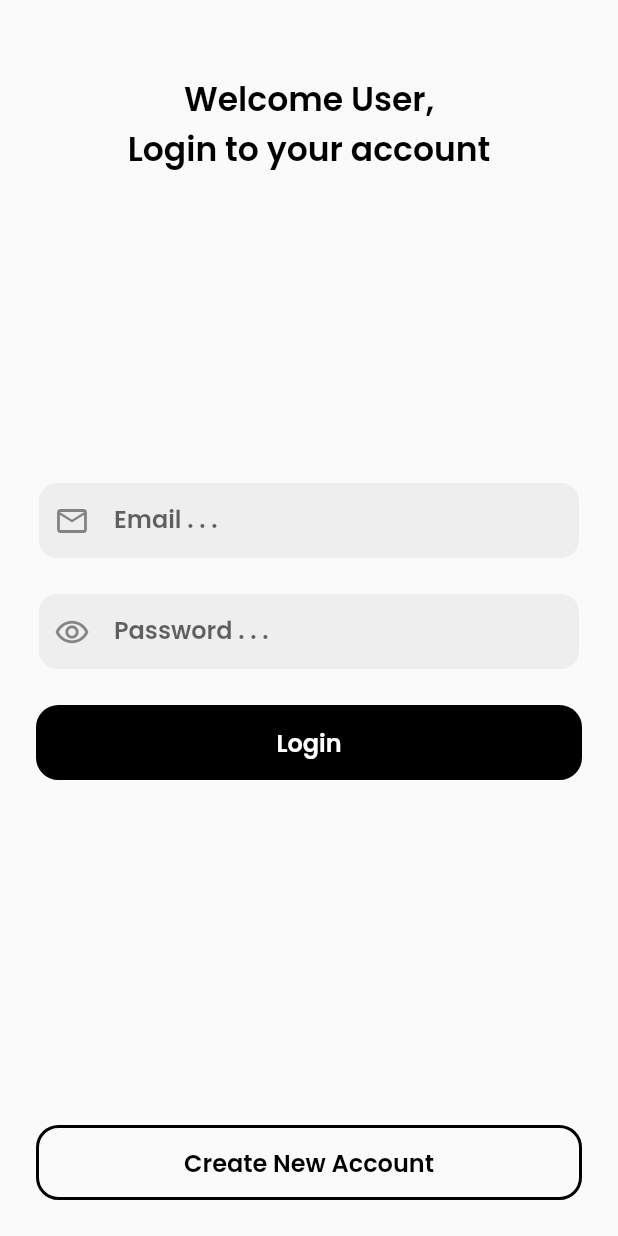
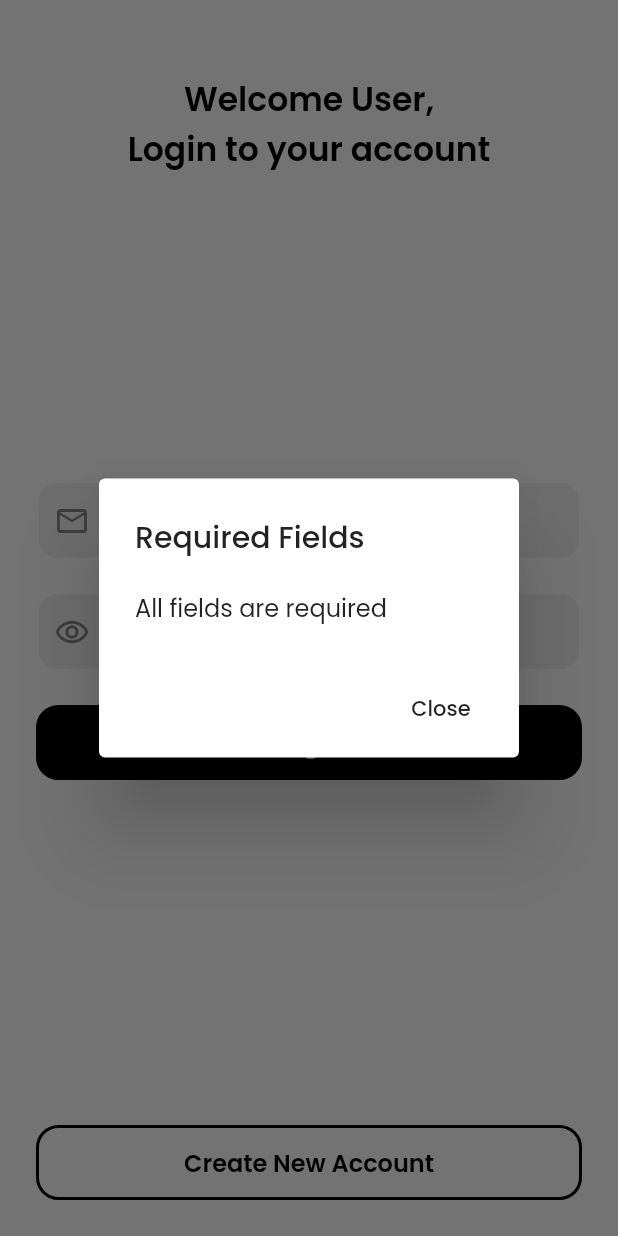
Before and after one commit to AhmedAbdEllatiif/e_commerce, a Flutter app: the screen it shows after launch, after a tap on "Login", on a phone screen of 412 x 824 dp. Run offline on Flutter 3.47's test engine with Material 2 defaults, Android fonts, the phone set to English and light mode, and no system bars; our stand-ins replace firebase_auth, firebase_core, google_fonts; accounts and stored records are empty.

```diff
--- a/lib/main.dart
+++ b/lib/main.dart
@@ -16,7 +16,8 @@ class MyApp extends StatelessWidget {
         theme: ThemeData(
             textTheme: GoogleFonts.poppinsTextTheme(
               Theme.of(context).textTheme,
-            )
+            ),
+            accentColor: Color(0xFFFF1E00)
         ),
       home: LandingPage()
     );
--- a/lib/screens/login_screen.dart
+++ b/lib/screens/login_screen.dart
@@ -1,5 +1,8 @@
 import 'package:e_commerce/screens/regeister_screen.dart';
-import 'package:e_commerce/widgets.dart';
+
+import 'package:e_commerce/widgets/custom_button.dart';
+import 'package:e_commerce/widgets/custom_input_field.dart';
+import 'package:e_commerce/widgets/custom_scroll_behavior.dart';
 import 'package:flutter/cupertino.dart';
 import 'package:flutter/material.dart';
 import 'package:firebase_auth/firebase_auth.dart';
@@ -12,13 +15,12 @@ class LoginPage extends StatefulWidget {
 }
 
 class _LoginPageState extends State<LoginPage> {
-
-
-
   String _loginEmail = "";
   String _loginPassword = "";
   FocusNode passwordFocusNode;
   bool showPassword = true;
+  bool isLoading = false;
+
   @override
   void initState() {
     passwordFocusNode = FocusNode();
@@ -31,7 +33,77 @@ class _LoginPageState extends State<LoginPage> {
     super.dispose();
   }
 
+  bool checkFields() {
+    return _loginEmail.trim() == "" || _loginPassword.trim() == "";
+  }
 
+  Future<bool> loginUser() async {
+    try {
+      UserCredential userCredential = await FirebaseAuth.instance
+          .signInWithEmailAndPassword(
+              email: _loginEmail, password: _loginPassword);
+
+      if (userCredential != null) {
+        return true;
+      }
+    } on FirebaseAuthException catch (e) {
+      if (e.code == 'user-not-found') {
+        print('No user found for that email.');
+        showAlertDialog(
+            title: 'Wrong e-mail', content: 'No user found for that email.');
+      } else if (e.code == 'wrong-password') {
+        print('Wrong password provided for that user.');
+        showAlertDialog(
+            title: 'Wrong Password',
+            content: 'Wrong password provided for that user.');
+      }
+    }
+    return false;
+  }
+
+  Future<void> showAlertDialog({String title, String content}) async {
+    return showDialog(
+      context: context,
+      //barrierDismissible: false, //To make Dismissible
+      builder: (context) {
+        return Container(
+          alignment: Alignment.center,
+          child: AlertDialog(
+            title: Text(title ?? "Error"),
+            content: Container(
+              child: Text(content ?? "Error has happened"),
+            ),
+            actions: [
+              FlatButton(
+                  onPressed: () {
+                    setState(() {
+                      isLoading = false;
+                    });
+                    Navigator.pop(context);
+                  },
+                  child: Text("Close"))
+            ],
+          ),
+        );
+      },
+    );
+  }
+
+  void submitLogin() async {
+    setState(() {
+      isLoading = true;
+    });
+
+    bool isLoggedIn = await loginUser();
+
+    isLoggedIn
+        ? setState(() {
+            isLoading = false;
+          })
+        : setState(() {
+            isLoading = false;
+          });
+  }
 
   Widget build(BuildContext context) {
     return Scaffold(
@@ -62,36 +134,34 @@ class _LoginPageState extends State<LoginPage> {
                       ],
                     ),
                   ),
-
-
-
-                  Column(// Login
+                  Column(
+                    // Login
                     children: [
                       CustomInputField(
-                          hint: 'Email . . .',
-                        onChanged: (value){
-                          _loginEmail = value;
+                        hint: 'Email . . .',
+                        onChanged: (value) {
+                          _loginEmail = value.trim();
                         },
-                        onSubmitted: (value){
+                        onSubmitted: (value) {
                           _loginPassword = value;
                           passwordFocusNode.requestFocus();
                         },
                         inputAction: TextInputAction.next,
                         inputType: TextInputType.emailAddress,
-
                       ),
                       CustomInputField(
-                          hint: 'Password . . .',
+                        hint: 'Password . . .',
                         isPasswordInput: true,
-                        onChanged: (value){
+                        onChanged: (value) {
                           _loginPassword = value;
                         },
-                        onSubmitted: (value){
-                          _loginPassword = value;
+                        onSubmitted: (value) {
+                          _loginPassword = value.trim();
+                          submitLogin();
                         },
                         focusNode: passwordFocusNode,
-                          isShowPassword: showPassword,
-                        onShowPassword: (){
+                        isShowPassword: showPassword,
+                        onShowPassword: () {
                           setState(() {
                             showPassword = !showPassword;
                           });
@@ -102,20 +172,24 @@ class _LoginPageState extends State<LoginPage> {
                         backgroundColor: Colors.black,
                         textColor: Colors.white,
                         borderColor: Colors.black,
-                        onClicked: (){
-                          print("Login Clicked");
+                        isLoading: isLoading,
+                        onClicked: () {
+                          checkFields()
+                              ? showAlertDialog(
+                                  title: 'Required Fields',
+                                  content: 'All fields are required')
+                              : submitLogin();
                         },
                       ),
                     ],
                   ),
-
-
                   CustomButton(
                     text: "Create New Account",
-                    onClicked: (){
-                      Navigator.push(context,
-                          MaterialPageRoute(builder: (context) => RegisterPage())
-                      );
+                    onClicked: () {
+                      Navigator.push(
+                          context,
+                          MaterialPageRoute(
+                              builder: (context) => RegisterPage()));
                       print("Button Clicked");
                     },
                   ),
@@ -128,10 +202,7 @@ class _LoginPageState extends State<LoginPage> {
     );
   }
 
-
-
-
-  /*@override
+/*@override
   Widget build(BuildContext context) {
     return Scaffold(
       body: SafeArea(
--- a/lib/screens/regeister_screen.dart
+++ b/lib/screens/regeister_screen.dart
@@ -1,9 +1,12 @@
+import 'package:e_commerce/widgets/custom_button.dart';
+import 'package:e_commerce/widgets/custom_input_field.dart';
+import 'package:e_commerce/widgets/custom_scroll_behavior.dart';
 import 'package:firebase_auth/firebase_auth.dart';
 import 'package:flutter/cupertino.dart';
 import 'package:flutter/material.dart';
 
 import '../appUtils.dart';
-import '../widgets.dart';
+
 
 class RegisterPage extends StatefulWidget {
   @override
@@ -91,9 +94,6 @@ bool showPassword = true;
       isLoading = false;
 
     });
-
-
-
   }
 
  @override
@@ -178,7 +178,10 @@ bool showPassword = true;
                        borderColor: Colors.black,
                        isLoading: isLoading,
                        onClicked: () {
-                         checkFields() ? showAlertDialog() : submitNewUser();
+                         checkFields() ? showAlertDialog(
+                           title: 'Required Fields',
+                           content: 'All fields are required'
+                         ) : submitNewUser();
                        },
                      ),
                    ],
--- a/lib/widgets.dart
+++ /dev/null
@@ -1,135 +0,0 @@
-import 'package:e_commerce/appUtils.dart';
-import 'package:flutter/cupertino.dart';
-import 'package:flutter/material.dart';
-
-
-
-
-class CustomButton extends StatelessWidget {
-
-  final String text;
-  final Color backgroundColor;
-  final Color textColor;
-  final Color borderColor;
-  final Function  onClicked;
-  final bool isLoading;
-
-  CustomButton({this.text,this.backgroundColor,this.textColor,this.borderColor,this
-  .isLoading, this.onClicked});
-
-  @override
-  Widget build(BuildContext context) {
-
-    bool _isLoading = isLoading?? false;
-
-    return GestureDetector(
-      onTap: onClicked,
-      child: Center(
-        child: Container(
-          height: 50.0,
-          alignment: Alignment.center,
-          margin: EdgeInsets.fromLTRB(24.0, 0.0, 24.0, 24.0),
-          decoration: BoxDecoration(
-            color: backgroundColor??Colors.transparent,
-            borderRadius: BorderRadius.circular(15.0),
-            border: Border.all(
-              color: borderColor??Colors.black,
-              width: 2.0,
-            )
-          ),
-          child: Stack(
-            alignment: Alignment.center,
-            children: [
-              Visibility(
-                visible: !_isLoading,
-                child: Text(
-                    text??"",
-                  style: TextStyle(
-                      fontSize: 16.0,
-                      fontWeight: FontWeight.w600,
-                      color: textColor??Colors.black
-                  ),
-                ),
-              ),
-              SizedBox(
-                height:30.0 ,
-                  width: 30.0,
-                  child: Visibility(
-                    visible: _isLoading,
-                      child: CircularProgressIndicator()
-                  )
-              )
-            ],
-          ),
-        ),
-      ),
-    );
-  }
-}
-
-
-
-
-
-class CustomInputField extends StatelessWidget {
-  final String hint;
-  final Function(String) onChanged;
-  final Function(String) onSubmitted;
-  final Function onShowPassword;
-  final FocusNode focusNode;
-  final TextInputAction inputAction;
-  final TextInputType inputType;
-  final bool isPasswordInput;
-  final bool isShowPassword;
-
-
-  CustomInputField({this.hint,this.onChanged,this.onSubmitted,this.focusNode,
-    this.inputAction,this.inputType,this.isPasswordInput,this.isShowPassword,this.onShowPassword});
-
-  @override
-  Widget build(BuildContext context) {
-
-    bool _isPassword = isPasswordInput??false;
-    bool _isShowPassword = isShowPassword??false;
-
-    return Container(
-      height: 50.0,
-      margin: EdgeInsets.fromLTRB(26.0, 0.0, 26.0, 24.0),
-      padding: EdgeInsets.fromLTRB(10.0, 2.0, 10.0, 2.0),
-      decoration: BoxDecoration(
-        borderRadius: BorderRadius.circular(12.0),
-        color: Colors.grey[200]
-      ),
-      child: TextField(
-        textInputAction: inputAction,
-        keyboardType : inputType,
-        focusNode: focusNode,
-        onSubmitted: onSubmitted,
-        onChanged: onChanged,
-          obscureText: _isShowPassword,
-        decoration: InputDecoration(
-          icon: _isPassword? GestureDetector(
-            onTap:onShowPassword ,
-            child: Icon(
-                Icons.remove_red_eye_outlined
-            ),
-          ) : Icon(Icons.email_outlined),
-          hintText: hint??"Required Field. . .",
-          border: InputBorder.none
-        ),
-        style: Constants.regularDarkText,
-      ),
-    );
-  }
-}
-
-
-
-
-class MyScrollBehavior extends ScrollBehavior{
-  @override
-  Widget buildViewportChrome(BuildContext context, Widget child, AxisDirection axisDirection) {
-
-    return child;
-  }
-}
--- /dev/null
+++ b/lib/widgets/custom_button.dart
@@ -0,0 +1,63 @@
+import 'package:flutter/material.dart';
+
+class CustomButton extends StatelessWidget {
+
+  final String text;
+  final Color backgroundColor;
+  final Color textColor;
+  final Color borderColor;
+  final Function  onClicked;
+  final bool isLoading;
+
+  CustomButton({this.text,this.backgroundColor,this.textColor,this.borderColor,this
+      .isLoading, this.onClicked});
+
+  @override
+  Widget build(BuildContext context) {
+
+    bool _isLoading = isLoading?? false;
+
+    return GestureDetector(
+      onTap: onClicked,
+      child: Center(
+        child: Container(
+          height: 50.0,
+          alignment: Alignment.center,
+          margin: EdgeInsets.fromLTRB(24.0, 0.0, 24.0, 24.0),
+          decoration: BoxDecoration(
+              color: backgroundColor??Colors.transparent,
+              borderRadius: BorderRadius.circular(15.0),
+              border: Border.all(
+                color: borderColor??Colors.black,
+                width: 2.0,
+              )
+          ),
+          child: Stack(
+            alignment: Alignment.center,
+            children: [
+              Visibility(
+                visible: !_isLoading,
+                child: Text(
+                  text??"",
+                  style: TextStyle(
+                      fontSize: 16.0,
+                      fontWeight: FontWeight.w600,
+                      color: textColor??Colors.black
+                  ),
+                ),
+              ),
+              SizedBox(
+                  height:30.0 ,
+                  width: 30.0,
+                  child: Visibility(
+                      visible: _isLoading,
+                      child: CircularProgressIndicator()
+                  )
+              )
+            ],
+          ),
+        ),
+      ),
+    );
+  }
+}
--- /dev/null
+++ b/lib/widgets/custom_input_field.dart
@@ -0,0 +1,55 @@
+import 'package:flutter/material.dart';
+
+import '../appUtils.dart';
+
+class CustomInputField extends StatelessWidget {
+  final String hint;
+  final Function(String) onChanged;
+  final Function(String) onSubmitted;
+  final Function onShowPassword;
+  final FocusNode focusNode;
+  final TextInputAction inputAction;
+  final TextInputType inputType;
+  final bool isPasswordInput;
+  final bool isShowPassword;
+
+
+  CustomInputField({this.hint,this.onChanged,this.onSubmitted,this.focusNode,
+    this.inputAction,this.inputType,this.isPasswordInput,this.isShowPassword,this.onShowPassword});
+
+  @override
+  Widget build(BuildContext context) {
+
+    bool _isPassword = isPasswordInput??false;
+    bool _isShowPassword = isShowPassword??false;
+
+    return Container(
+      height: 50.0,
+      margin: EdgeInsets.fromLTRB(26.0, 0.0, 26.0, 24.0),
+      padding: EdgeInsets.fromLTRB(10.0, 2.0, 10.0, 2.0),
+      decoration: BoxDecoration(
+          borderRadius: BorderRadius.circular(12.0),
+          color: Colors.grey[200]
+      ),
+      child: TextField(
+        textInputAction: inputAction,
+        keyboardType : inputType,
+        focusNode: focusNode,
+        onSubmitted: onSubmitted,
+        onChanged: onChanged,
+        obscureText: _isShowPassword,
+        decoration: InputDecoration(
+            icon: _isPassword? GestureDetector(
+              onTap:onShowPassword ,
+              child: Icon(
+                  Icons.remove_red_eye_outlined
+              ),
+            ) : Icon(Icons.email_outlined),
+            hintText: hint??"Required Field. . .",
+            border: InputBorder.none
+        ),
+        style: Constants.regularDarkText,
+      ),
+    );
+  }
+}
--- /dev/null
+++ b/lib/widgets/custom_scroll_behavior.dart
@@ -0,0 +1,11 @@
+import 'package:flutter/cupertino.dart';
+import 'package:flutter/material.dart';
+
+
+class MyScrollBehavior extends ScrollBehavior{
+  @override
+  Widget buildViewportChrome(BuildContext context, Widget child, AxisDirection axisDirection) {
+
+    return child;
+  }
+}
--- a/pubspec.yaml
+++ b/pubspec.yaml
@@ -50,9 +50,9 @@ flutter:
 
 
   # To add assets to your application, add an assets section, like this:
-  #  assets:
-  #    - assets/
-  #   - images/a_dot_ham.jpeg
+  assets:
+    - assets/
+
 
   # An image asset can refer to one or more resolution-specific "variants", see
   # https://flutter.dev/assets-and-images/#resolution-aware.
```
Also changed, not shown: lib/screens/homePage.dart (+66 -4 lines), lib/widgets/bottom_taps.dart (added, +97 -0 lines), assets/tab_home.png (added), assets/tab_logout.png (added), assets/tab_saved.png (added), assets/tab_search.png (added), assets/tab_user.png (added).
